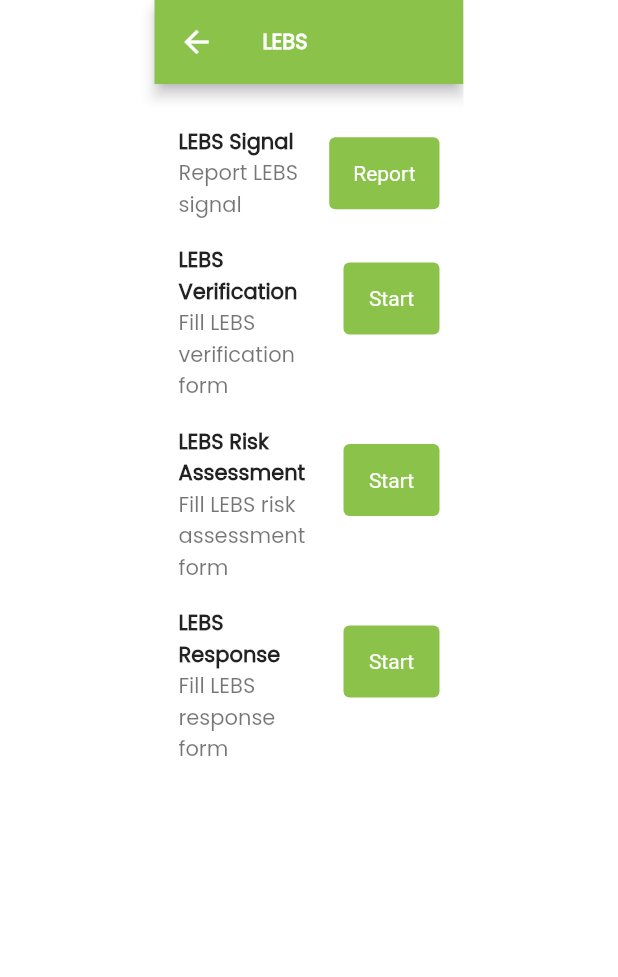
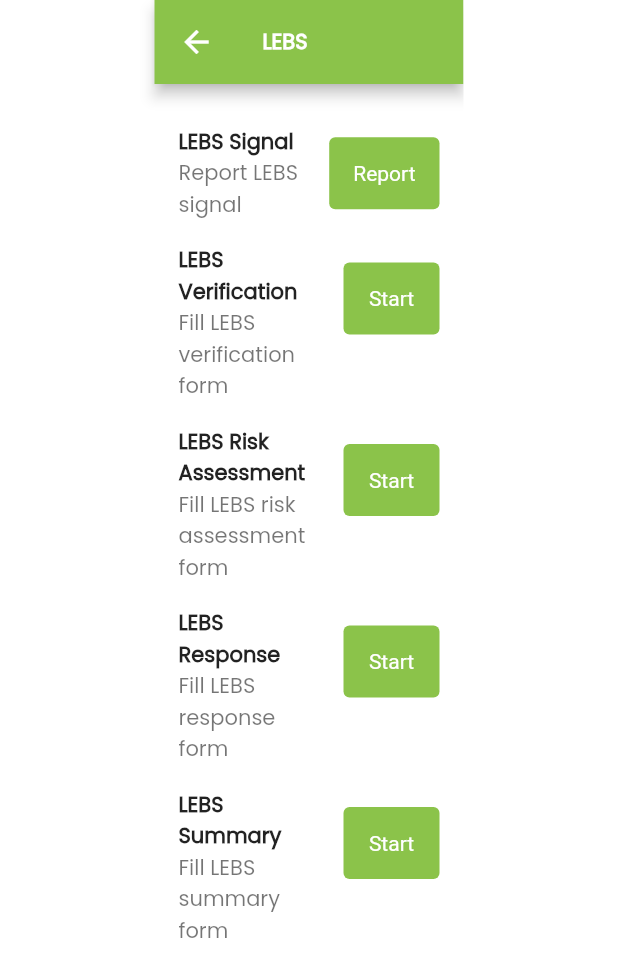
Before and after one commit to CENTERS-FOR-INTERNATIONAL-PROGRAMS/dmi-mdharura-client, a Flutter app: the LebsWidget screen opened by its route, on a phone screen of 412 x 824 dp. Shown: the top 977 px of the screen. Run offline on Flutter 3.47's test engine with Material 2 defaults, Android fonts, the phone set to English and light mode, and no system bars; our stand-ins replace charts_flutter, dio, flutter_dotenv, flutter_local_notifications, get, hive and 3 more; accounts and stored records are empty; statements that could not run were skipped.

Commit message:
add summary form page

```diff
--- a/lib/constant/form.dart
+++ b/lib/constant/form.dart
@@ -9,5 +9,6 @@ class FormType {
   static const kInvestigation = 'investigation';
   static const kResponse = 'response';
   static const kEscalation = 'escalation';
+  static const kSummary = 'summary';
   static const kRequest = 'request';
 }
--- a/lib/ui/lebs/lebs_widget.dart
+++ b/lib/ui/lebs/lebs_widget.dart
@@ -33,15 +33,11 @@ class LebsWidget extends ResponsiveWidget<LebsController> {
             ListTile(
               title: Text(
                 'LEBS Signal',
-                style: Theme.of(screen.context)
-                    .textTheme
-                    .bodyLarge
-                    ?.copyWith(fontWeight: FontWeight.bold),
+                style: Theme.of(screen.context).textTheme.bodyLarge?.copyWith(fontWeight: FontWeight.bold),
               ),
               subtitle: const Text('Report LEBS signal'),
               trailing: ElevatedButton(
-                onPressed: () async => await Get.toNamed(
-                    '${Routes.kForm}${FormType.kLEBS}/${FormType.kSignal}'),
+                onPressed: () async => await Get.toNamed('${Routes.kForm}${FormType.kLEBS}/${FormType.kSignal}'),
                 child: const Text('Report'),
               ),
             ),
@@ -57,8 +53,7 @@ class LebsWidget extends ResponsiveWidget<LebsController> {
               ),
               subtitle: const Text('Fill LEBS verification form'),
               trailing: ElevatedButton(
-                onPressed: () async => await Get.toNamed(
-                    '${Routes.kForm}${FormType.kLEBS}/${FormType.kVerification}'),
+                onPressed: () async => await Get.toNamed('${Routes.kForm}${FormType.kLEBS}/${FormType.kVerification}'),
                 child: const Text('Start'),
               ),
             ),
@@ -68,15 +63,11 @@ class LebsWidget extends ResponsiveWidget<LebsController> {
             ListTile(
               title: Text(
                 'LEBS Risk Assessment',
-                style: Theme.of(screen.context)
-                    .textTheme
-                    .bodyLarge
-                    ?.copyWith(fontWeight: FontWeight.bold),
+                style: Theme.of(screen.context).textTheme.bodyLarge?.copyWith(fontWeight: FontWeight.bold),
               ),
               subtitle: const Text('Fill LEBS risk assessment form'),
               trailing: ElevatedButton(
-                onPressed: () async => await Get.toNamed(
-                    '${Routes.kForm}${FormType.kLEBS}/${FormType.kInvestigation}'),
+                onPressed: () async => await Get.toNamed('${Routes.kForm}${FormType.kLEBS}/${FormType.kInvestigation}'),
                 child: const Text('Start'),
               ),
             ),
@@ -86,15 +77,11 @@ class LebsWidget extends ResponsiveWidget<LebsController> {
             ListTile(
               title: Text(
                 'LEBS Response',
-                style: Theme.of(screen.context)
-                    .textTheme
-                    .bodyLarge
-                    ?.copyWith(fontWeight: FontWeight.bold),
+                style: Theme.of(screen.context).textTheme.bodyLarge?.copyWith(fontWeight: FontWeight.bold),
               ),
               subtitle: const Text('Fill LEBS response form'),
               trailing: ElevatedButton(
-                onPressed: () async => await Get.toNamed(
-                    '${Routes.kForm}${FormType.kLEBS}/${FormType.kResponse}'),
+                onPressed: () async => await Get.toNamed('${Routes.kForm}${FormType.kLEBS}/${FormType.kResponse}'),
                 child: const Text('Start'),
               ),
             ),
@@ -115,6 +102,22 @@ class LebsWidget extends ResponsiveWidget<LebsController> {
               ),
             ),*/
             const SizedBox(
+              height: 8,
+            ),
+            ListTile(
+              title: Text(
+                'LEBS Summary',
+                style: Theme.of(screen.context).textTheme.bodyLarge?.copyWith(
+                      fontWeight: FontWeight.bold,
+                    ),
+              ),
+              subtitle: const Text('Fill LEBS summary form'),
+              trailing: ElevatedButton(
+                onPressed: () async => await Get.toNamed('${Routes.kForm}${FormType.kLEBS}/${FormType.kSummary}'),
+                child: const Text('Start'),
+              ),
+            ),
+            const SizedBox(
               height: 24,
             ),
           ],
```
Also changed, not shown: lib/ui/cebs/cebs_widget.dart (+25 -26 lines), lib/ui/form/form_widget.dart (+6 -2 lines), lib/ui/hebs/hebs_widget.dart (+25 -26 lines), lib/ui/vebs/vebs_widget.dart (+25 -26 lines), lib/model/form/_/summary_form.g.dart.
